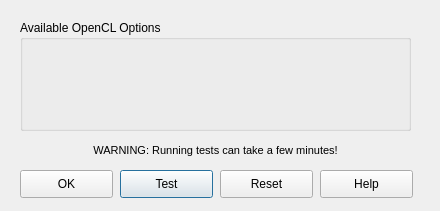
Before: the Qt Designer form src/sas/qtgui/Perspectives/Fitting/UI/GPUOptionsUI.ui in SasView/sasview, drawn with Qt 5.
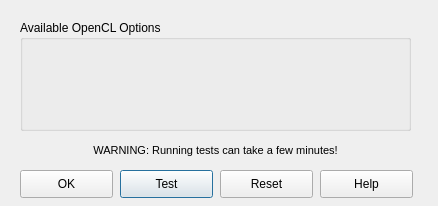
After: the same form once the commit is applied.

Patch:
```diff
--- a/src/sas/qtgui/Perspectives/Fitting/UI/GPUOptionsUI.ui
+++ b/src/sas/qtgui/Perspectives/Fitting/UI/GPUOptionsUI.ui
@@ -6,10 +6,16 @@
    <rect>
     <x>0</x>
     <y>0</y>
-    <width>440</width>
-    <height>211</height>
+    <width>438</width>
+    <height>206</height>
    </rect>
   </property>
+  <property name="sizePolicy">
+   <sizepolicy hsizetype="Fixed" vsizetype="Fixed">
+    <horstretch>0</horstretch>
+    <verstretch>0</verstretch>
+   </sizepolicy>
+  </property>
   <property name="windowTitle">
    <string>Dialog</string>
   </property>
```
Left out of the diff: 10 changed lines with no effect on the pictures.
